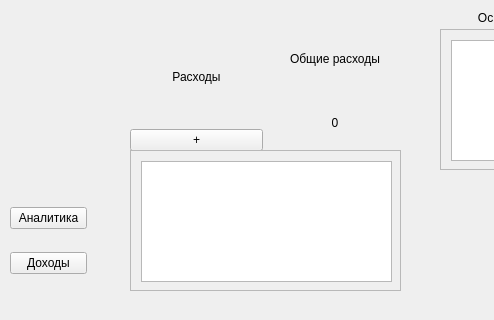
Above: untitled1/expense.ui from LevGolodin/C-Project before the change; both pictures show x 0 to 494 and y 0 to 320 of the 800 by 600 pixel window. Below: the same form after it.
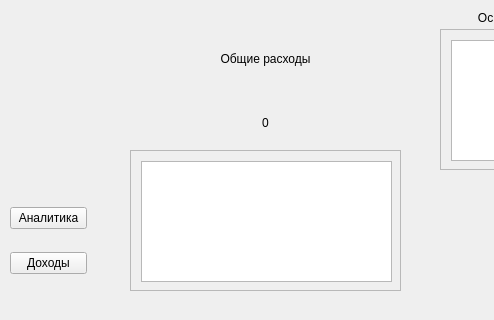
That is the form after the change.

Diff of the .ui file:
```diff
--- a/untitled1/expense.ui
+++ b/untitled1/expense.ui
@@ -73,27 +73,6 @@
      </rect>
     </property>
     <layout class="QHBoxLayout" name="horizontalLayout">
-     <item>
-      <layout class="QVBoxLayout" name="verticalLayout_3">
-       <item>
-        <widget class="QLabel" name="label_2">
-         <property name="text">
-          <string>Расходы</string>
-         </property>
-         <property name="alignment">
-          <set>Qt::AlignCenter</set>
-         </property>
-        </widget>
-       </item>
-       <item>
-        <widget class="QPushButton" name="addExtense">
-         <property name="text">
-          <string>+</string>
-         </property>
-        </widget>
-       </item>
-      </layout>
-     </item>
      <item>
       <layout class="QVBoxLayout" name="verticalLayout_2">
        <item>
```
